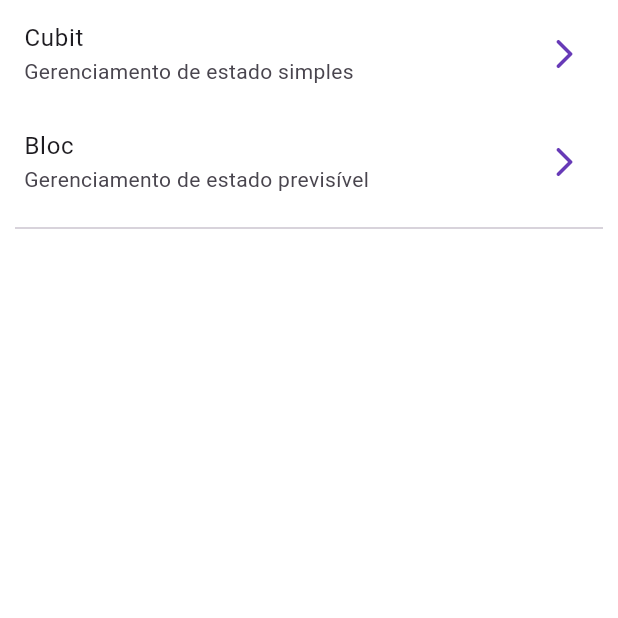
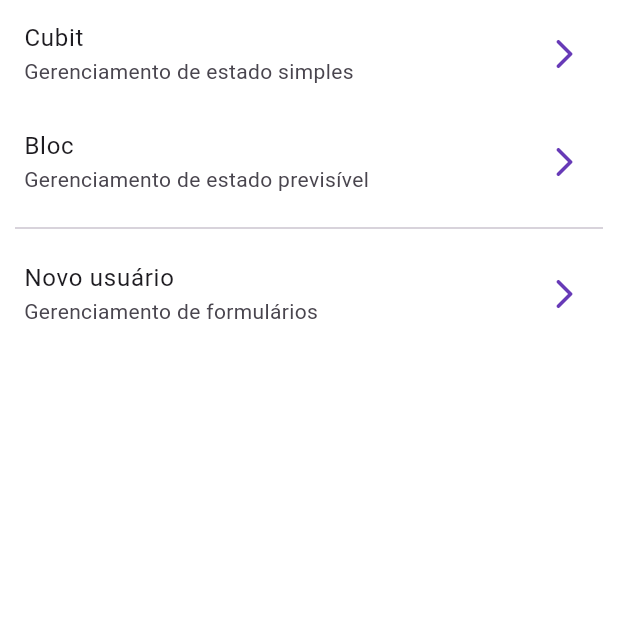
Before and after one commit to carlosxfelipe/flutter-formularios, a Flutter app: the screen it shows after launch, on a phone screen of 412 x 824 dp, the top half of it. Run offline on Flutter 3.47's test engine with Material 3 defaults, Android fonts, the phone set to English and light mode, and no system bars; our stand-ins replace equatable, flutter_bloc, go_router.

Commit message:
new user screen

```diff
--- a/lib/config/router/app_router.dart
+++ b/lib/config/router/app_router.dart
@@ -13,5 +13,9 @@ final appRouter = GoRouter(routes: [
   GoRoute(
     path: '/bloc',
     builder: (context, state) => const BlocCounterScreen(),
+  ),
+  GoRoute(
+    path: '/new-user',
+    builder: (context, state) => const RegisterScreen(),
   )
 ]);
--- a/lib/presentation/screens/home_screen.dart
+++ b/lib/presentation/screens/home_screen.dart
@@ -10,21 +10,27 @@ class HomeScreen extends StatelessWidget {
       body: ListView(
         children: [
           ListTile(
-            title: const Text("Cubit"),
-            subtitle: const Text("Gerenciamento de estado simples"),
+            title: const Text('Cubit'),
+            subtitle: const Text('Gerenciamento de estado simples'),
             trailing: const Icon(Icons.arrow_forward_ios_rounded),
             onTap: () => context.push('/cubit'),
           ),
           ListTile(
-            title: const Text("Bloc"),
-            subtitle: const Text("Gerenciamento de estado previsível"),
+            title: const Text('Bloc'),
+            subtitle: const Text('Gerenciamento de estado previsível'),
             trailing: const Icon(Icons.arrow_forward_ios_rounded),
             onTap: () => context.push('/bloc'),
           ),
           const Padding(
             padding: EdgeInsets.symmetric(horizontal: 10),
             child: Divider(),
-          )
+          ),
+          ListTile(
+            title: const Text('Novo usuário'),
+            subtitle: const Text('Gerenciamento de formulários'),
+            trailing: const Icon(Icons.arrow_forward_ios_rounded),
+            onTap: () => context.push('/new-user'),
+          ),
         ],
       ),
     );
--- a/lib/presentation/screens/screens.dart
+++ b/lib/presentation/screens/screens.dart
@@ -1,3 +1,4 @@
 export 'home_screen.dart';
 export 'cubit_counter_screen.dart';
 export 'bloc_counter_screen.dart';
+export 'register_screen.dart';
```
Also changed, not shown: lib/presentation/screens/register_screen.dart (added, +23 -0 lines).
